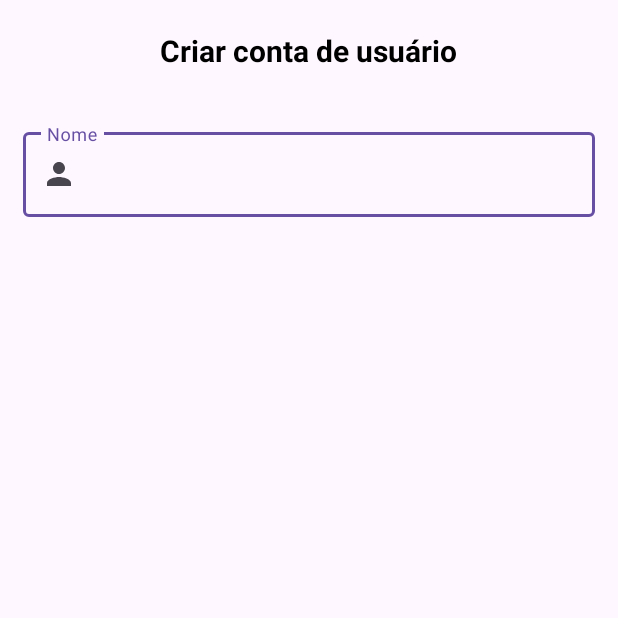
After one commit to lndsilva/AppMyLove, an Android app: the CadUsuariosActivity screen opened directly, with no data from a screen before it, on a phone screen of 412 x 824 dp, the top half of it. The commit adds this screen. Run offline under Robolectric (Android 15) with nearby library versions, the phone set to English and light mode, and no system bars.

Commit message:
cadastro de usuário

```diff
--- a/app/src/main/AndroidManifest.xml
+++ b/app/src/main/AndroidManifest.xml
@@ -13,6 +13,9 @@
         android:theme="@style/Theme.AppMyLove"
         tools:targetApi="31">
         <activity
+            android:name=".CadUsuariosActivity"
+            android:exported="false" />
+        <activity
             android:name=".MenuPrincipalActivity"
             android:exported="false" />
         <activity
@@ -20,7 +23,7 @@
             android:exported="false" />
         <activity
             android:name=".SplashActivity"
-            android:exported="true" >
+            android:exported="true">
             <intent-filter>
                 <action android:name="android.intent.action.MAIN" />
 
@@ -29,9 +32,7 @@
         </activity>
         <activity
             android:name=".MainActivity"
-            android:exported="true">
-
-        </activity>
+            android:exported="true"></activity>
     </application>
 
 </manifest>
--- /dev/null
+++ b/app/src/main/java/br/com/etecia/appmylove/CadUsuariosActivity.java
@@ -0,0 +1,24 @@
+package br.com.etecia.appmylove;
+
+import android.os.Bundle;
+
+import androidx.activity.EdgeToEdge;
+import androidx.appcompat.app.AppCompatActivity;
+import androidx.core.graphics.Insets;
+import androidx.core.view.ViewCompat;
+import androidx.core.view.WindowInsetsCompat;
+
+public class CadUsuariosActivity extends AppCompatActivity {
+
+    @Override
+    protected void onCreate(Bundle savedInstanceState) {
+        super.onCreate(savedInstanceState);
+        EdgeToEdge.enable(this);
+        setContentView(R.layout.cad_usuarios_layout);
+        ViewCompat.setOnApplyWindowInsetsListener(findViewById(R.id.main), (v, insets) -> {
+            Insets systemBars = insets.getInsets(WindowInsetsCompat.Type.systemBars());
+            v.setPadding(systemBars.left, systemBars.top, systemBars.right, systemBars.bottom);
+            return insets;
+        });
+    }
+}
--- a/app/src/main/java/br/com/etecia/appmylove/LoginActivity.java
+++ b/app/src/main/java/br/com/etecia/appmylove/LoginActivity.java
@@ -1,8 +1,10 @@
 package br.com.etecia.appmylove;
 
+import android.content.Intent;
 import android.os.Bundle;
 import android.view.View;
 import android.widget.Button;
+import android.widget.TextView;
 
 import androidx.activity.EdgeToEdge;
 import androidx.appcompat.app.AppCompatActivity;
@@ -15,6 +17,7 @@ import com.google.android.material.textfield.TextInputEditText;
 public class LoginActivity extends AppCompatActivity {
     Button btnEntrar, btnSair;
     TextInputEditText txtUsuario, txtSenha;
+    TextView txtNaoTemSenha;
 
     @Override
     protected void onCreate(Bundle savedInstanceState) {
@@ -29,6 +32,23 @@ public class LoginActivity extends AppCompatActivity {
 
         btnEntrar = findViewById(R.id.btnEntrar);
         btnSair = findViewById(R.id.btnSair);
+        txtNaoTemSenha = findViewById(R.id.txtSemCadastro);
+
+        btnEntrar.setOnClickListener(new View.OnClickListener() {
+            @Override
+            public void onClick(View view) {
+                startActivity(new Intent(getApplicationContext(), MenuPrincipalActivity.class));
+                finish();
+            }
+        });
+
+        txtNaoTemSenha.setOnClickListener(new View.OnClickListener() {
+            @Override
+            public void onClick(View view) {
+                startActivity(new Intent(getApplicationContext(), CadUsuariosActivity.class));
+                finish();
+            }
+        });
 
         btnSair.setOnClickListener(new View.OnClickListener() {
             @Override
--- /dev/null
+++ b/app/src/main/res/drawable/baseline_person.xml
@@ -0,0 +1,5 @@
+<vector xmlns:android="http://schemas.android.com/apk/res/android" android:height="24dp" android:tint="#000000" android:viewportHeight="24" android:viewportWidth="24" android:width="24dp">
+
+    <path android:fillColor="@android:color/white" android:pathData="M12,12c2.21,0 4,-1.79 4,-4s-1.79,-4 -4,-4 -4,1.79 -4,4 1.79,4 4,4zM12,14c-2.67,0 -8,1.34 -8,4v2h16v-2c0,-2.66 -5.33,-4 -8,-4z"/>
+
+</vector>
--- /dev/null
+++ b/app/src/main/res/layout/cad_usuarios_layout.xml
@@ -0,0 +1,37 @@
+<?xml version="1.0" encoding="utf-8"?>
+<LinearLayout xmlns:android="http://schemas.android.com/apk/res/android"
+    xmlns:app="http://schemas.android.com/apk/res-auto"
+    xmlns:tools="http://schemas.android.com/tools"
+    android:id="@+id/main"
+    android:layout_width="match_parent"
+    android:layout_height="match_parent"
+    android:orientation="vertical"
+    tools:context=".CadUsuariosActivity">
+
+    <TextView
+        android:layout_width="wrap_content"
+        android:layout_height="wrap_content"
+        android:layout_gravity="center_horizontal"
+        android:layout_margin="20sp"
+        android:text="Criar conta de usuário"
+        android:textColor="#000"
+        android:textSize="20sp"
+        android:textStyle="bold" />
+
+    <com.google.android.material.textfield.TextInputLayout
+        android:id="@+id/txtNome"
+        android:layout_width="match_parent"
+        android:layout_height="wrap_content"
+        android:layout_margin="10sp"
+        android:hint="Nome"
+        android:padding="5sp"
+        app:endIconMode="clear_text"
+        app:startIconDrawable="@drawable/baseline_person">
+
+        <com.google.android.material.textfield.TextInputEditText
+            android:layout_width="match_parent"
+            android:layout_height="wrap_content" />
+
+    </com.google.android.material.textfield.TextInputLayout>
+
+</LinearLayout>
```
